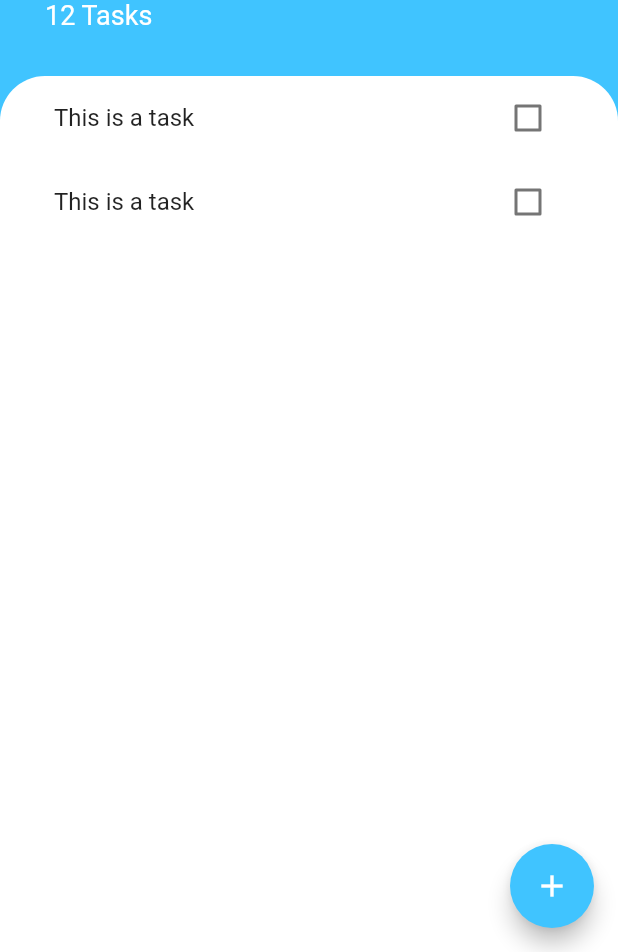
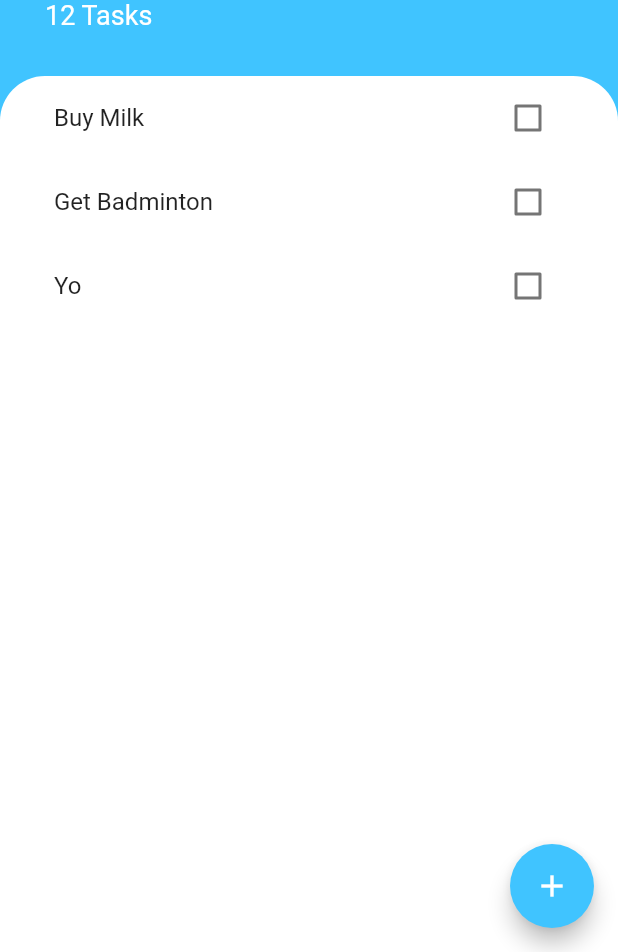
Before and after one commit to ishahahahan/Todoey-Flutter, a Flutter app: the screen it shows after launch, on a phone screen of 412 x 824 dp, the part 284-1236 px from its top. Run offline on Flutter 3.47's test engine with Material 2 defaults, Android fonts, the phone set to English and light mode, and no system bars.

Commit message:
Managed state to update checkbox

```diff
--- /dev/null
+++ b/lib/models/task.dart
@@ -0,0 +1,10 @@
+class Task {
+  final String? name;
+  bool isDone;
+
+  Task({this.name, this.isDone = false});
+
+  void toggleDone() {
+    isDone = !isDone;
+  }
+}
--- a/lib/widgets/tasks_list.dart
+++ b/lib/widgets/tasks_list.dart
@@ -1,17 +1,39 @@
 import 'package:flutter/material.dart';
+import 'package:todoey/models/task.dart';
 import 'tasks_tile.dart';
 
 // The home page where we can see all the tasks and check off our list
 
-class TasksList extends StatelessWidget {
+class TasksList extends StatefulWidget {
   const TasksList({
     super.key,
   });
 
   @override
+  State<TasksList> createState() => _TasksListState();
+}
+
+class _TasksListState extends State<TasksList> {
+  List<Task> tasks = [
+    Task(name: 'Buy Milk'),
+    Task(name: 'Get Badminton'),
+    Task(name: 'Yo')
+  ];
+
+  @override
   Widget build(BuildContext context) {
-    return ListView(
-      children: const [TaskTile(), TaskTile()],
+    return ListView.builder(
+      itemBuilder: (BuildContext context, int index) {
+        return TaskTile(
+            isChecked: tasks[index].isDone,
+            taskTitle: tasks[index].name,
+            checkboxCallback: (checkboxState) {
+              setState(() {
+                tasks[index].toggleDone();
+              });
+            });
+      },
+      itemCount: tasks.length,
     );
   }
 }
--- a/lib/widgets/tasks_tile.dart
+++ b/lib/widgets/tasks_tile.dart
@@ -2,47 +2,29 @@
 
 // Each task tile, consisting of of task detail and checkbox
 
-class TaskTile extends StatefulWidget {
-  const TaskTile({
-    super.key,
-  });
-
-  @override
-  State<TaskTile> createState() => _TaskTileState();
-}
-
-class _TaskTileState extends State<TaskTile> {
-  bool? isChecked = false;
+class TaskTile extends StatelessWidget {
+  const TaskTile(
+      {super.key,
+      required this.isChecked,
+      required this.taskTitle,
+      required this.checkboxCallback});
+  final bool isChecked;
+  final String? taskTitle;
+  final Function(bool?) checkboxCallback;
 
   @override
   Widget build(BuildContext context) {
     return ListTile(
       title: Text(
-        "This is a task",
+        taskTitle!,
         style: TextStyle(
             decoration: isChecked == true ? TextDecoration.lineThrough : null),
       ),
-      trailing: TaskCheckbox(
-        checkBoxState: isChecked,
-        toggleCheckboxState: (bool? checkboxState) {
-          setState(() {
-            isChecked = checkboxState;
-          });
-        },
+      trailing: Checkbox(
+        activeColor: Colors.lightBlueAccent,
+        value: isChecked,
+        onChanged: checkboxCallback,
       ),
     );
   }
 }
-
-class TaskCheckbox extends StatelessWidget {
-  const TaskCheckbox(
-      {this.checkBoxState, required this.toggleCheckboxState, super.key});
-
-  final bool? checkBoxState;
-  final Function(bool?) toggleCheckboxState;
-
-  @override
-  Widget build(BuildContext context) {
-    return Checkbox(value: checkBoxState, onChanged: toggleCheckboxState);
-  }
-}
```
